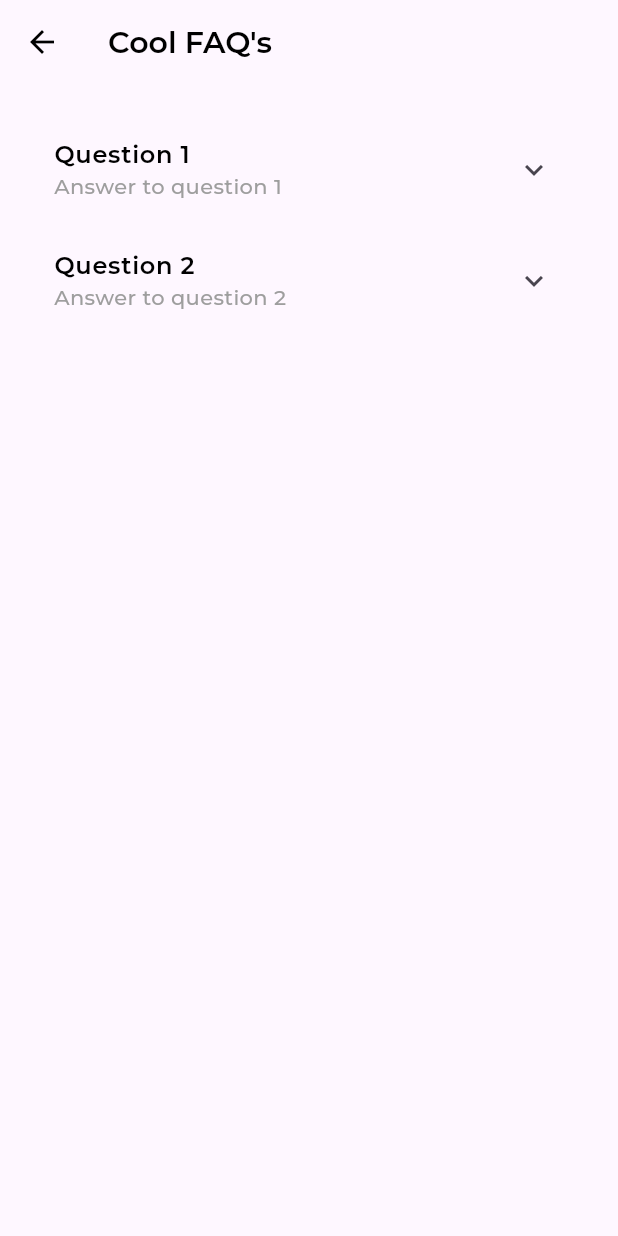
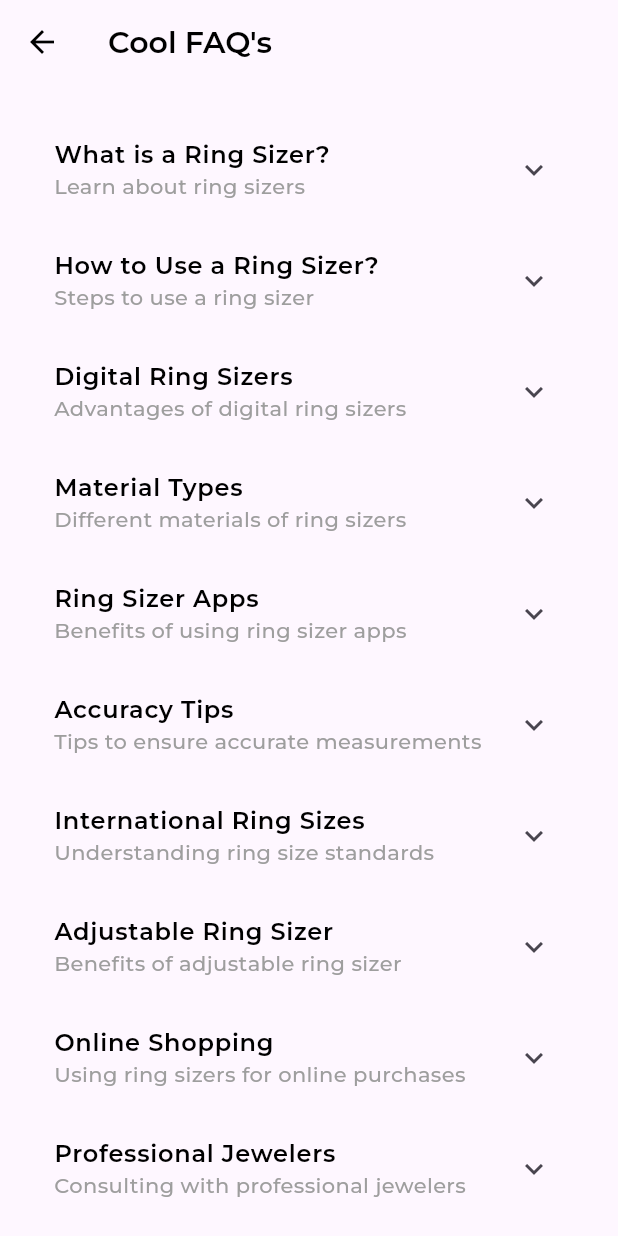
Before and after one commit to Imran200216/ringsizer, a Flutter app: the FaqScreen screen opened directly, on a phone screen of 412 x 824 dp. Run offline on Flutter 3.47's test engine with Material 3 defaults, Android fonts, the phone set to English and light mode, and no system bars; our stand-ins replace cached_network_image, delightful_toast, firebase_auth, firebase_core, flutter_svg, fluttertoast and 4 more; missing offline and left inert: ring_size_view; accounts and stored records are empty; project files that could hold a hidden picture were left out.

Commit message:
added the faqitems successfully

```diff
--- a/lib/screens/faq_screen.dart
+++ b/lib/screens/faq_screen.dart
@@ -12,14 +12,54 @@ class FaqScreen extends StatelessWidget {
     // List of FAQ items
     final List<FaqItem> faqItems = [
       FaqItem(
-        title: "Question 1",
-        subtitle: "Answer to question 1",
-        content: "Hi im content",
+        title: "What is a Ring Sizer?",
+        subtitle: "Learn about ring sizers",
+        content: "A ring sizer is a tool used to measure the size of a ring to ensure a proper fit.",
       ),
       FaqItem(
-        title: "Question 2",
-        subtitle: "Answer to question 2",
-        content: "Hi im a content",
+        title: "How to Use a Ring Sizer?",
+        subtitle: "Steps to use a ring sizer",
+        content: "To use a ring sizer, simply slide the ring onto the sizer or wrap the sizer around your finger to measure.",
+      ),
+      FaqItem(
+        title: "Digital Ring Sizers",
+        subtitle: "Advantages of digital ring sizers",
+        content: "Digital ring sizers provide precise measurements and can be used for both online and offline shopping.",
+      ),
+      FaqItem(
+        title: "Material Types",
+        subtitle: "Different materials of ring sizers",
+        content: "Ring sizers can be made from plastic, metal, or even paper for disposable use.",
+      ),
+      FaqItem(
+        title: "Ring Sizer Apps",
+        subtitle: "Benefits of using ring sizer apps",
+        content: "Ring sizer apps use your phone's camera to measure your ring size, providing convenience and accuracy.",
+      ),
+      FaqItem(
+        title: "Accuracy Tips",
+        subtitle: "Tips to ensure accurate measurements",
+        content: "Measure your finger size at the end of the day and ensure your hands are warm for the most accurate results.",
+      ),
+      FaqItem(
+        title: "International Ring Sizes",
+        subtitle: "Understanding ring size standards",
+        content: "Ring sizes can vary between countries, so it's important to know the international size chart for accurate sizing.",
+      ),
+      FaqItem(
+        title: "Adjustable Ring Sizer",
+        subtitle: "Benefits of adjustable ring sizer",
+        content: "Adjustable ring sizer can fit a range of sizes, making them versatile for measuring different fingers.",
+      ),
+      FaqItem(
+        title: "Online Shopping",
+        subtitle: "Using ring sizers for online purchases",
+        content: "Ring sizer apps and tools help ensure you purchase the correct size when shopping for rings online.",
+      ),
+      FaqItem(
+        title: "Professional Jewelers",
+        subtitle: "Consulting with professional jewelers",
+        content: "For the most accurate sizing, consult with a professional jeweler who can use high-quality tools to measure your ring size.",
       ),
     ];
     return Scaffold(
@@ -49,7 +89,7 @@ class FaqScreen extends StatelessWidget {
               vertical: 20,
             ),
             child: ListView.builder(
-              itemCount: 2,
+              itemCount: faqItems.length,
               itemBuilder: (context, index) {
                 final item = faqItems[index];
                 return Theme(
@@ -97,7 +137,7 @@ class FaqScreen extends StatelessWidget {
                         title: Text(item.content),
                         titleTextStyle: TextStyle(
                           fontFamily: "Montserrat",
-                          fontWeight: FontWeight.w600,
+                          fontWeight: FontWeight.w500,
                           color: AppColors.onBoardingSubTitleColor,
                           fontSize: 14,
                         ),
```
